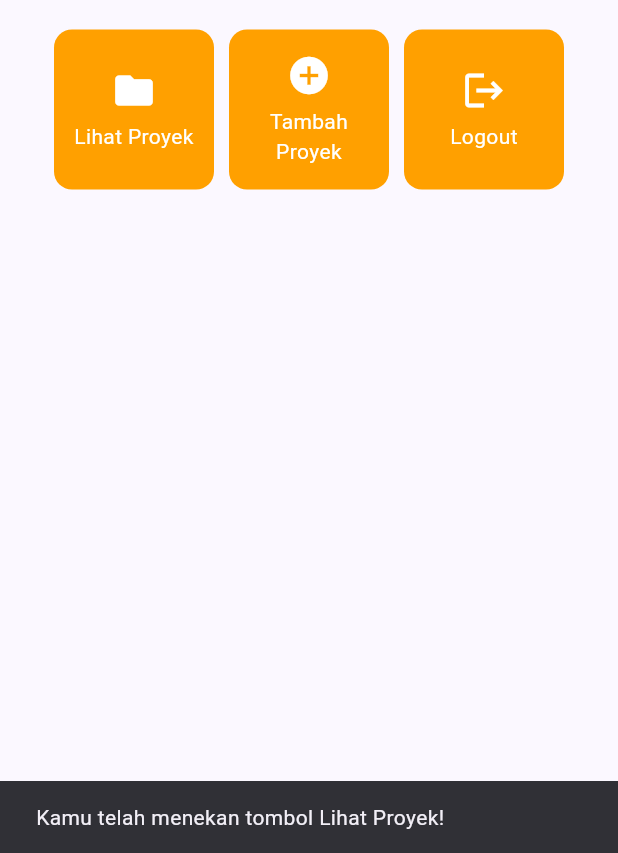
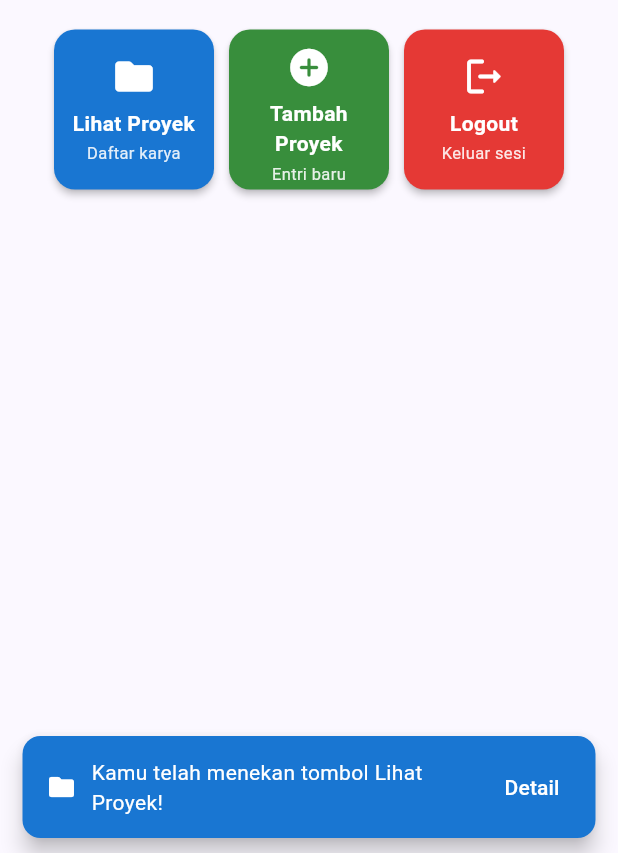
Before and after one commit to ananthakamal-lgtm/myportofolio_mobile, a Flutter app: the screen it shows after launch, after a tap on "Lihat Proyek", on a phone screen of 412 x 824 dp, the part 383-1236 px from its top. Run offline on Flutter 3.47's test engine with Material 3 defaults, Android fonts, the phone set to English and light mode, and no system bars.

Commit message:
feat(menu): add distinct item colors and interactive SnackBar feedback

```diff
--- a/lib/menu.dart
+++ b/lib/menu.dart
@@ -8,9 +8,30 @@ class MyHomePage extends StatelessWidget {
   final String kelas = "PBP D";
 
   final List<ItemHomepage> items = [
-    ItemHomepage("Lihat Proyek", Icons.folder),
-    ItemHomepage("Tambah Proyek", Icons.add_circle),
-    ItemHomepage("Logout", Icons.logout),
+    ItemHomepage(
+      "Lihat Proyek",
+      Icons.folder_rounded,
+      Colors.blue.shade700,
+      subtitle: "Daftar karya",
+      detailDescription:
+          "Menampilkan koleksi proyek teknis yang terhubung dengan ekosistem portofolio web Django (/api/v1/projects/).",
+    ),
+    ItemHomepage(
+      "Tambah Proyek",
+      Icons.add_circle_rounded,
+      Colors.green.shade700,
+      subtitle: "Entri baru",
+      detailDescription:
+          "Membuka formulir untuk menambahkan proyek portofolio baru beserta deskripsi dan tech stack.",
+    ),
+    ItemHomepage(
+      "Logout",
+      Icons.logout_rounded,
+      Colors.red.shade600,
+      subtitle: "Keluar sesi",
+      detailDescription:
+          "Mengakhiri sesi autentikasi akun pengguna ketika integrasi login Django diaktifkan.",
+    ),
   ];
 
   @override
@@ -157,36 +178,120 @@ class InfoCard extends StatelessWidget {
   }
 }
 
+/// Model data untuk setiap tombol menu aksi pada halaman utama portofolio.
 class ItemHomepage {
   final String name;
   final IconData icon;
+  final Color color;
+  final String subtitle;
+  final String detailDescription;
 
-  ItemHomepage(this.name, this.icon);
+  ItemHomepage(
+    this.name,
+    this.icon,
+    this.color, {
+    this.subtitle = '',
+    this.detailDescription = '',
+  });
 }
 
+/// Kartu tombol menu interaktif yang menggunakan warna unik [ItemHomepage.color]
+/// dan memunculkan [SnackBar] serta pratinjau detail aksi saat ditekan.
 class ItemCard extends StatelessWidget {
   final ItemHomepage item;
 
   const ItemCard(this.item, {super.key});
 
+  void _showItemDetailDialog(BuildContext context) {
+    showDialog<void>(
+      context: context,
+      builder: (BuildContext dialogContext) {
+        return AlertDialog(
+          shape: RoundedRectangleBorder(
+            borderRadius: BorderRadius.circular(16),
+          ),
+          title: Row(
+            children: [
+              CircleAvatar(
+                backgroundColor: item.color.withValues(alpha: 0.14),
+                child: Icon(item.icon, color: item.color),
+              ),
+              const SizedBox(width: 12),
+              Expanded(
+                child: Text(
+                  item.name,
+                  style: const TextStyle(
+                    fontWeight: FontWeight.bold,
+                    fontSize: 18,
+                  ),
+                ),
+              ),
+            ],
+          ),
+          content: Text(
+            item.detailDescription.isNotEmpty
+                ? item.detailDescription
+                : 'Aksi menu ${item.name} pada aplikasi MyPortfolio Mobile.',
+          ),
+          actions: [
+            TextButton(
+              onPressed: () => Navigator.of(dialogContext).pop(),
+              child: const Text('Tutup'),
+            ),
+          ],
+        );
+      },
+    );
+  }
+
+  void _handleTap(BuildContext context) {
+    ScaffoldMessenger.of(context)
+      ..hideCurrentSnackBar()
+      ..showSnackBar(
+        SnackBar(
+          behavior: SnackBarBehavior.floating,
+          backgroundColor: item.color,
+          shape: RoundedRectangleBorder(
+            borderRadius: BorderRadius.circular(12),
+          ),
+          content: Row(
+            children: [
+              Icon(item.icon, color: Colors.white, size: 20),
+              const SizedBox(width: 10),
+              Expanded(
+                child: Text(
+                  "Kamu telah menekan tombol ${item.name}!",
+                  style: const TextStyle(color: Colors.white),
+                ),
+              ),
+            ],
+          ),
+          action: SnackBarAction(
+            label: 'Detail',
+            textColor: Colors.white,
+            onPressed: () {
+              if (context.mounted) {
+                _showItemDetailDialog(context);
+              }
+            },
+          ),
+        ),
+      );
+  }
+
   @override
   Widget build(BuildContext context) {
     return Material(
-      // Menggunakan warna sekunder dari skema tema aplikasi.
-      color: Theme.of(context).colorScheme.secondary,
-      borderRadius: BorderRadius.circular(12),
+      // Menggunakan warna unik dari atribut color pada model ItemHomepage.
+      color: item.color,
+      elevation: 2.0,
+      borderRadius: BorderRadius.circular(14),
       child: InkWell(
-        // Aksi ketika kartu ditekan oleh pengguna.
-        onTap: () {
-          // Menampilkan SnackBar dengan pesan interaktif.
-          ScaffoldMessenger.of(context)
-            ..hideCurrentSnackBar()
-            ..showSnackBar(
-              SnackBar(content: Text("Kamu telah menekan tombol ${item.name}!"))
-            );
-        },
+        borderRadius: BorderRadius.circular(14),
+        onTap: () => _handleTap(context),
+        onLongPress: () => _showItemDetailDialog(context),
         child: Container(
-          padding: const EdgeInsets.all(8),
+          padding: const EdgeInsets.all(10),
           child: Center(
             child: Column(
               mainAxisAlignment: MainAxisAlignment.center,
@@ -196,12 +301,26 @@ class ItemCard extends StatelessWidget {
                   color: Colors.white,
                   size: 30.0,
                 ),
-                const Padding(padding: EdgeInsets.all(3)),
+                const SizedBox(height: 6),
                 Text(
                   item.name,
                   textAlign: TextAlign.center,
-                  style: const TextStyle(color: Colors.white),
+                  style: const TextStyle(
+                    color: Colors.white,
+                    fontWeight: FontWeight.w600,
+                  ),
                 ),
+                if (item.subtitle.isNotEmpty) ...[
+                  const SizedBox(height: 2),
+                  Text(
+                    item.subtitle,
+                    textAlign: TextAlign.center,
+                    style: TextStyle(
+                      color: Colors.white.withValues(alpha: 0.88),
+                      fontSize: 11.0,
+                    ),
+                  ),
+                ],
               ],
             ),
           ),
```
